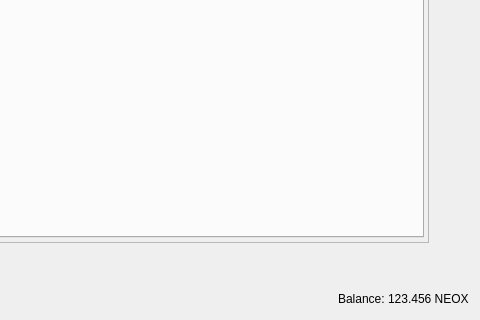
Qt form src/qt/forms/restrictedassetsdialog.ui (Cryptic-dev1/Akitacoin) before a commit; both pictures show x 688 to 1168 and y 680 to 1000 of the 1168 by 1000 pixel window.
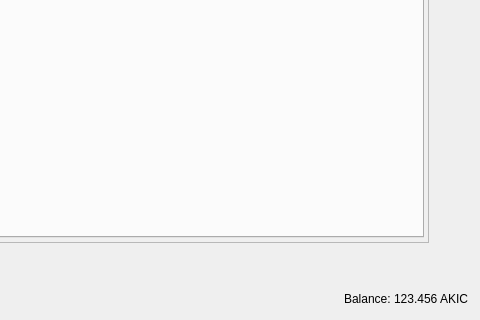
The same form after that commit.

```diff
--- a/src/qt/forms/restrictedassetsdialog.ui
+++ b/src/qt/forms/restrictedassetsdialog.ui
@@ -281,7 +281,7 @@
         <cursorShape>IBeamCursor</cursorShape>
        </property>
        <property name="text">
-        <string notr="true">123.456 NEOX</string>
+        <string notr="true">123.456 AKIC</string>
        </property>
        <property name="textInteractionFlags">
         <set>Qt::LinksAccessibleByMouse|Qt::TextSelectableByKeyboard|Qt::TextSelectableByMouse</set>
```
Left out of the diff: 2 changed lines with no effect on the pictures.
